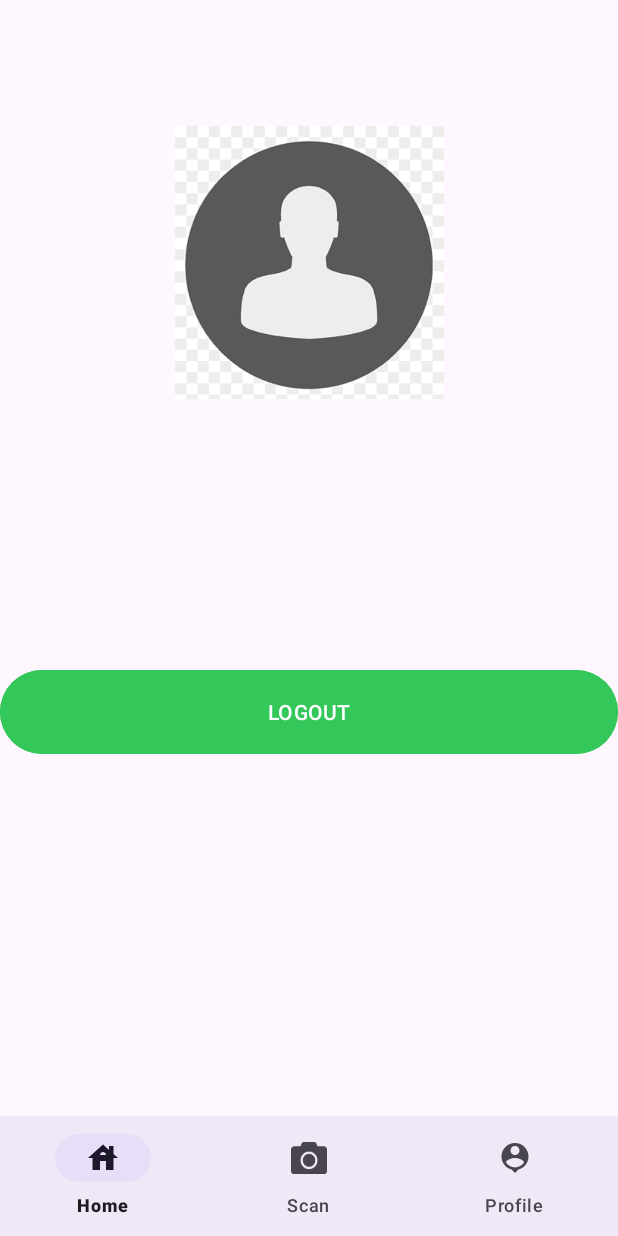
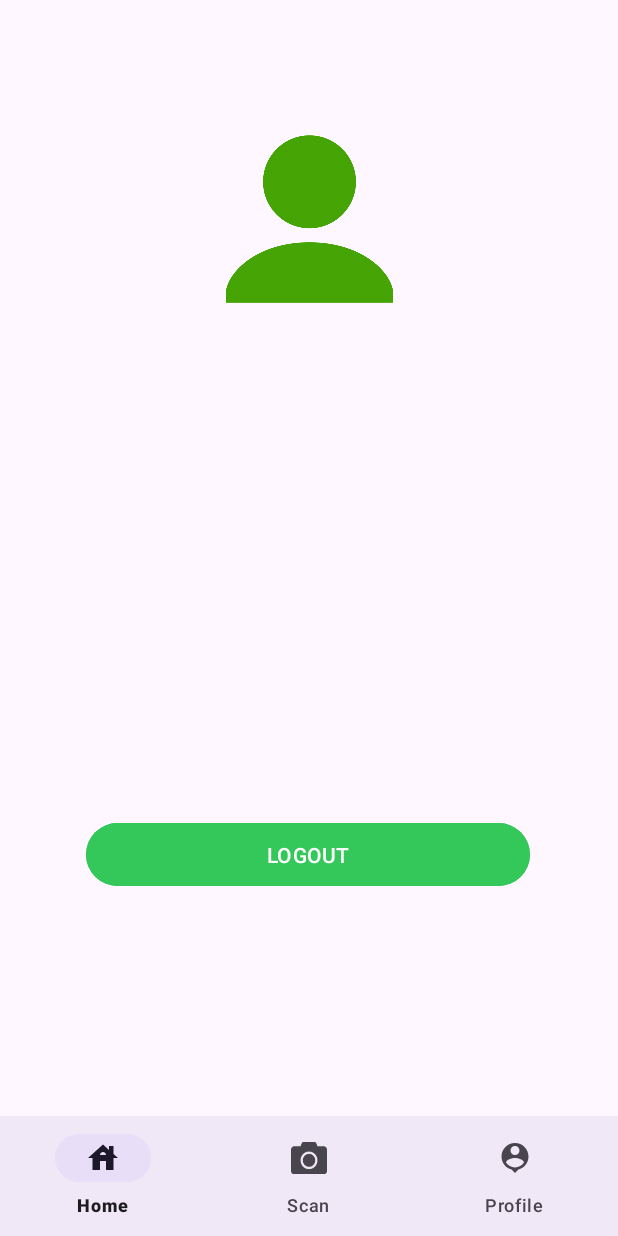
Before and after one commit to jovinkendrico/CapstoneProjectBangkit, an Android app: the ProfileActivity screen opened directly, with no data from a screen before it, on a phone screen of 412 x 824 dp. Run offline under Robolectric (Android 15) with nearby library versions, the phone set to English and light mode, and no system bars.

Commit message:
update xml

```diff
--- a/app/src/main/res/layout/activity_profile.xml
+++ b/app/src/main/res/layout/activity_profile.xml
@@ -8,13 +8,13 @@
 
     <ImageView
         android:id="@+id/imageViewProfile"
-        android:layout_width="199dp"
-        android:layout_height="182dp"
+        android:layout_width="146dp"
+        android:layout_height="124dp"
         android:layout_marginTop="84dp"
-        android:src="@drawable/ic_pfp"
+        android:src="@drawable/ic_user"
         app:layout_constraintEnd_toEndOf="parent"
         app:layout_constraintStart_toStartOf="parent"
-        app:layout_constraintTop_toTopOf="parent"/>
+        app:layout_constraintTop_toTopOf="parent" />
 
     <TextView
         android:id="@+id/textView2"
@@ -24,21 +24,22 @@
         android:gravity="center"
         android:text="@string/username"
         android:textSize="24sp"
+        android:textStyle="bold"
         app:layout_constraintTop_toBottomOf="@+id/imageViewProfile"
         tools:layout_editor_absoluteX="0dp" />
 
+
     <Button
         android:id="@+id/logoutButton"
-        android:layout_width="0dp"
-        android:layout_height="64dp"
-        android:layout_marginTop="116dp"
+        android:layout_width="296dp"
+        android:layout_height="50dp"
+        android:layout_marginTop="276dp"
         android:backgroundTint="@color/primary"
         android:text="@string/logout"
         app:layout_constraintEnd_toEndOf="parent"
-        app:layout_constraintHorizontal_bias="0.0"
+        app:layout_constraintHorizontal_bias="0.495"
         app:layout_constraintStart_toStartOf="parent"
         app:layout_constraintTop_toBottomOf="@+id/textView2" />
-
 
     <com.google.android.material.bottomnavigation.BottomNavigationView
         android:id="@+id/nav_view"
```
Also changed, not shown: app/src/main/res/layout/activity_home.xml (+5 -2 lines), app/src/main/res/layout/activity_login.xml (+4 -5 lines), app/src/main/res/layout/activity_register.xml (+6 -7 lines), app/src/main/res/drawable/ic_user.png (added).
